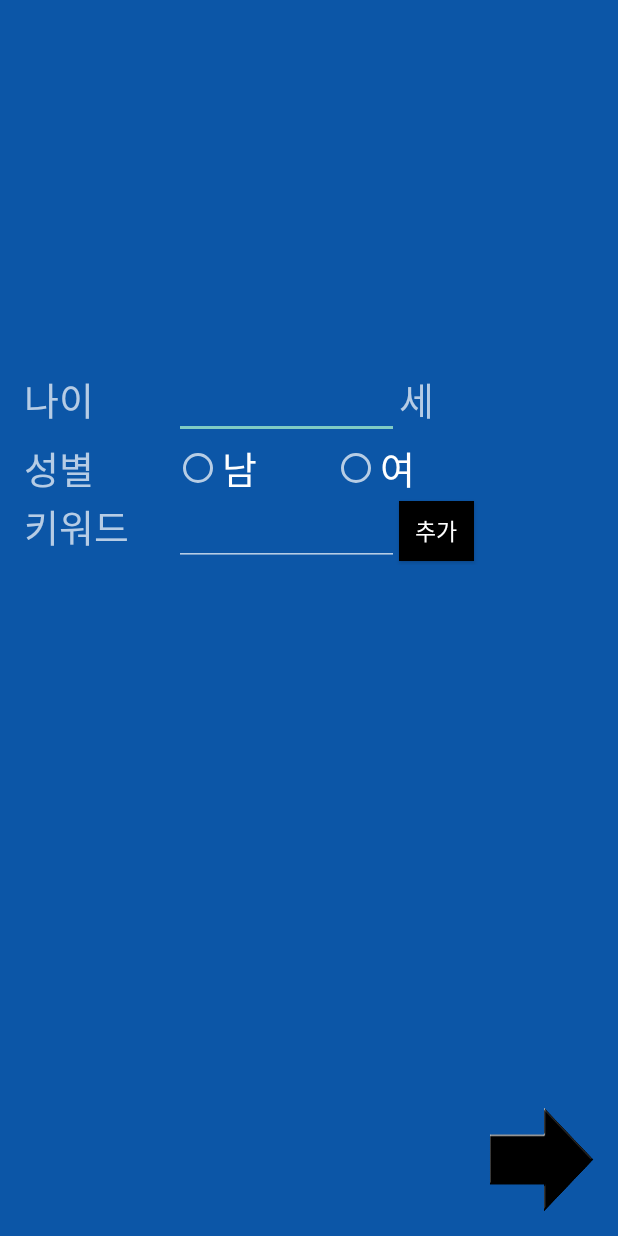
After one commit to Frappuccino-2015/ESC, an Android app: the layout activity_join.xml on its own in the app's theme, with its tools: preview values and no code run, on a phone screen of 412 x 824 dp. The commit adds this screen. Run offline under Robolectric (Android 15) with nearby library versions, the phone set to English and light mode, and no system bars.

Commit message:
기본정보 입력창 추가

```diff
--- a/app/src/main/AndroidManifest.xml
+++ b/app/src/main/AndroidManifest.xml
@@ -11,7 +11,6 @@
         android:label="@string/app_name"
         android:supportsRtl="true"
         android:theme="@style/AppTheme" >
-        <activity android:name=".LoginActivity" />
         <activity android:name=".MainActivity" />
         <activity android:name=".IntroActivity" >
             <intent-filter>
@@ -25,6 +24,8 @@
             android:label="@string/title_activity_credit"
             android:theme="@style/AppTheme" >
         </activity>
+        <activity android:name=".JoinActivity" >
+        </activity>
     </application>
 
 </manifest>
--- a/app/src/main/java/com/example/esc/esc/IntroActivity.java
+++ b/app/src/main/java/com/example/esc/esc/IntroActivity.java
@@ -19,7 +19,7 @@ public class IntroActivity extends Activity {
       public void run() {
         //회원가입 안 되어 있으면 회원가입창
         //회원가입 되어 있으면 밑으로
-        Intent intent = new Intent(IntroActivity.this, MainActivity.class);
+        Intent intent = new Intent(IntroActivity.this, JoinActivity.class);
         startActivity(intent);
         // 뒤로가기 했을경우 안나오도록 없애주기 >> finish!!
         finish();
--- a/app/src/main/res/layout/activity_intro.xml
+++ b/app/src/main/res/layout/activity_intro.xml
@@ -2,7 +2,7 @@
 <LinearLayout xmlns:android="http://schemas.android.com/apk/res/android"
     android:orientation="vertical" android:layout_width="fill_parent"
     android:layout_height="fill_parent"
-    android:background="@drawable/back"
+    android:background="@mipmap/back"
     >
 
 </LinearLayout>
--- /dev/null
+++ b/app/src/main/res/layout/activity_join.xml
@@ -0,0 +1,119 @@
+<?xml version="1.0" encoding="utf-8"?>
+<RelativeLayout xmlns:android="http://schemas.android.com/apk/res/android"
+    xmlns:tools="http://schemas.android.com/tools" android:layout_width="match_parent"
+    android:layout_height="match_parent" android:paddingLeft="@dimen/activity_horizontal_margin"
+    android:paddingRight="@dimen/activity_horizontal_margin"
+    android:paddingTop="@dimen/activity_vertical_margin"
+    android:paddingBottom="@dimen/activity_vertical_margin"
+    tools:context="com.example.esc.esc.JoinActivity"
+    android:background="#0c56A7">
+
+    <LinearLayout
+        android:layout_width="match_parent"
+        android:layout_height="wrap_content"
+        android:orientation="vertical"
+        android:layout_centerInParent="true">
+
+        <LinearLayout
+            android:layout_width="match_parent"
+            android:layout_height="wrap_content"
+            android:orientation="horizontal">
+            <TextView
+                android:layout_width="100dp"
+                android:layout_height="match_parent"
+                android:text="나이"
+                android:textSize="25dp"/>
+
+            <EditText
+                android:id="@+id/edit_age"
+                android:layout_width="150dp"
+                android:layout_height="match_parent"
+                android:inputType="number"/>
+
+            <TextView
+                android:layout_width="100dp"
+                android:layout_height="match_parent"
+                android:text="세"
+                android:textSize="25dp"/>
+                />
+        </LinearLayout>
+
+        <LinearLayout
+            android:layout_width="match_parent"
+            android:layout_height="wrap_content"
+            android:orientation="horizontal">
+            <TextView
+                android:layout_width="100dp"
+                android:layout_height="match_parent"
+                android:text="성별"
+                android:textSize="25dp" />
+
+            <RadioGroup
+                android:id="@+id/radio_group_sex"
+                android:layout_width="wrap_content"
+                android:layout_height="match_parent"
+                android:orientation="horizontal">
+
+                <RadioButton
+                    android:id="@+id/radio_man"
+                    android:layout_width="wrap_content"
+                    android:layout_height="wrap_content"
+                    android:text="남"
+                    android:textSize="25dp"/>
+
+                <RadioButton
+                    android:id="@+id/radio_woman"
+                    android:layout_width="wrap_content"
+                    android:layout_height="wrap_content"
+                    android:layout_marginLeft="50dp"
+                    android:text="여"
+                    android:textSize="25dp"/>
+
+            </RadioGroup>
+
+
+        </LinearLayout>
+
+        <LinearLayout
+            android:layout_width="match_parent"
+            android:layout_height="wrap_content">
+            <TextView
+                android:layout_width="100dp"
+                android:layout_height="wrap_content"
+                android:text="키워드"
+                android:textSize="25dp"/>
+            <EditText
+                android:id="@+id/edit_keyword"
+                android:layout_width="150dp"
+                android:layout_height="wrap_content" />
+            <Button
+                android:id="@+id/btn_add_keyword"
+                android:layout_width="50dp"
+                android:layout_height="40dp"
+                android:layout_gravity="center_vertical"
+                android:text="추가"
+                android:background="#000000"
+                android:textSize="15dp"/>
+        </LinearLayout>
+
+
+        <ListView
+            android:id="@+id/listview_keyword"
+            android:layout_width="150dp"
+            android:layout_height="200dp"
+            android:layout_marginLeft="100dp"
+            android:dividerHeight="1dp"
+            android:divider="#ff000000"
+            android:background="#0c56A7"/>
+
+    </LinearLayout>
+
+    <Button
+        android:id="@+id/btn_next"
+        android:layout_width="70dp"
+        android:layout_height="70dp"
+        android:layout_alignParentBottom="true"
+        android:layout_alignParentRight="true"
+        android:background="@mipmap/arrow"/>
+
+</RelativeLayout>
--- a/app/src/main/res/layout/activity_main.xml
+++ b/app/src/main/res/layout/activity_main.xml
@@ -89,7 +89,8 @@
                     android:layout_width="match_parent"
                     android:layout_height="match_parent"
                     android:id="@+id/listView"
-                    />
+                    android:dividerHeight="1dp"
+                    android:divider="#ff000000"/>
 
 
             </LinearLayout>
```
Also changed, not shown: app/src/main/java/com/example/esc/esc/JoinActivity.java (added, +118 -0 lines), app/src/main/java/com/example/esc/esc/KeywordListAdapter.java (added, +72 -0 lines), app/src/main/res/layout/listview_item_keyword.xml (added, +27 -0 lines), app/src/main/res/drawable/back.png (deleted), app/src/main/res/mipmap-hdpi/arrow.png (added), app/src/main/res/mipmap-hdpi/back.png (added), 1 other file.
